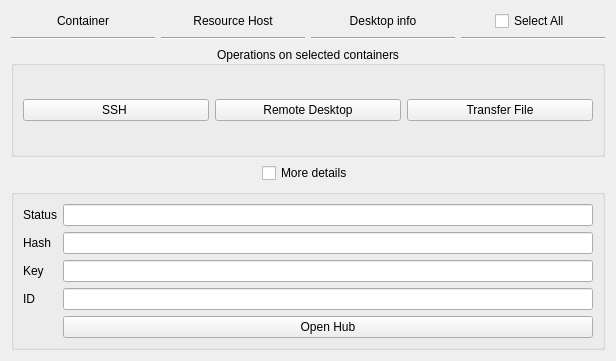
Before: the Qt Designer form hub/forms/DlgEnvironment.ui in subutai-io/control-center, drawn with Qt 5.
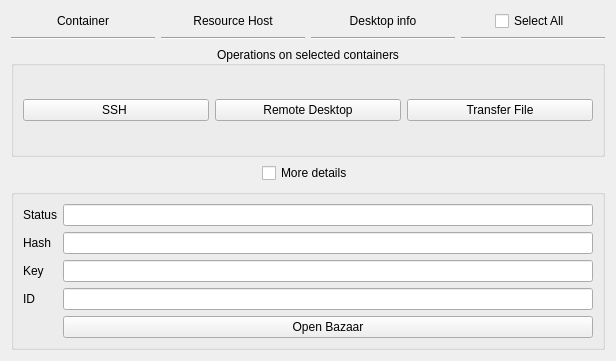
After: the same form once the commit is applied.

Diff of the .ui file:
```diff
--- a/hub/forms/DlgEnvironment.ui
+++ b/hub/forms/DlgEnvironment.ui
@@ -119,7 +119,7 @@
       <item row="4" column="1">
        <widget class="QPushButton" name="btn_open_hub">
         <property name="text">
-         <string>Open Hub</string>
+         <string>Open Bazaar</string>
         </property>
        </widget>
       </item>
```
